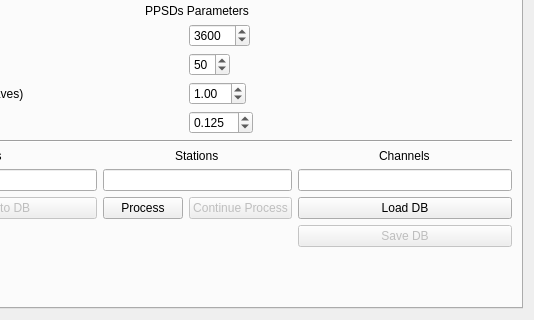
Qt form isp/resources/designer_uis/PPSD_DBGeneratorDialog.ui (ProjectISP/ISP) before a commit; both pictures show x 140 to 674 and y 185 to 505 of the 674 by 505 pixel window.
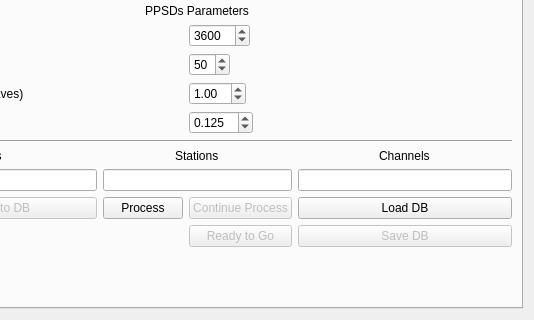
The same form after that commit.

Commit message: Signal and Slot between ppsd dialog and frame.

The edit to the form file:
```diff
--- a/isp/resources/designer_uis/PPSD_DBGeneratorDialog.ui
+++ b/isp/resources/designer_uis/PPSD_DBGeneratorDialog.ui
@@ -261,6 +261,16 @@
            </property>
           </widget>
          </item>
+         <item row="15" column="2">
+          <widget class="QPushButton" name="readyBtn">
+           <property name="enabled">
+            <bool>false</bool>
+           </property>
+           <property name="text">
+            <string>Ready to Go</string>
+           </property>
+          </widget>
+         </item>
         </layout>
        </item>
       </layout>
```
The commit also changes 3 other files.
